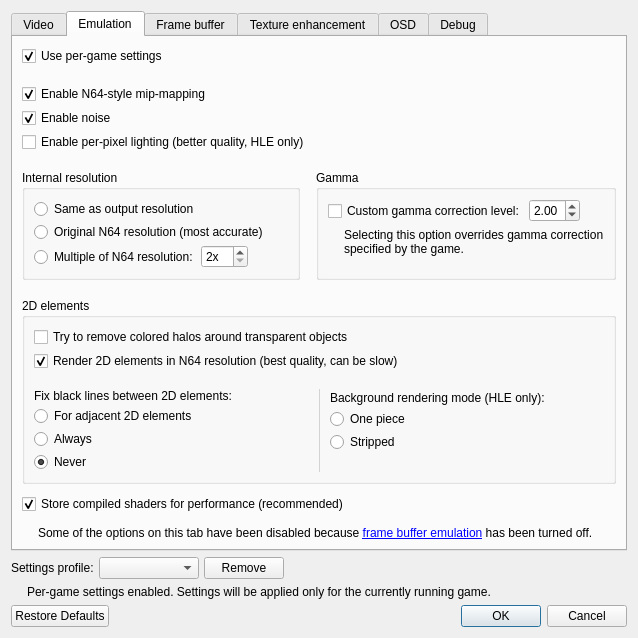
The window that src/GLideNUI/configDialog.ui (gonetz/GLideN64) describes before a commit, drawn with Qt 5.
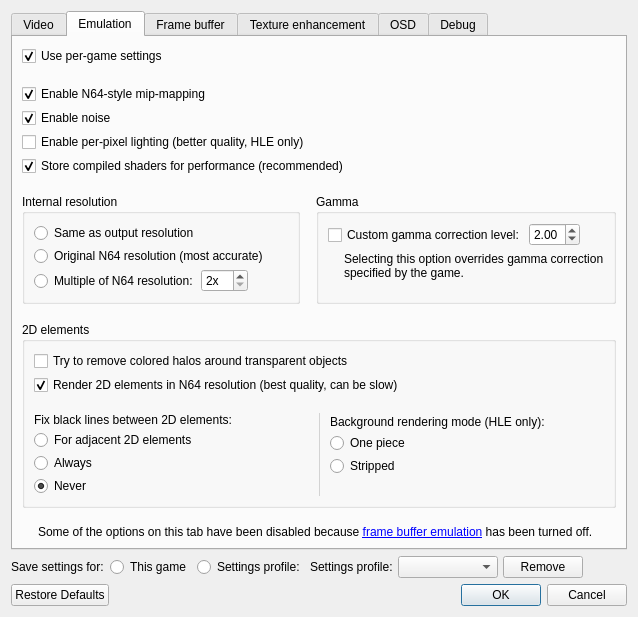
The same window after the commit. The open tabs and pages were chosen to show the change. Icons and pictures are not drawn.

Commit message:
UI refresh: option to save settings to profile while per-game settings enabled
Also letting Qt decide how tall the window should be.

The edit to the form file:
```diff
--- a/src/GLideNUI/configDialog.ui
+++ b/src/GLideNUI/configDialog.ui
@@ -29,17 +29,8 @@
    </property>
    <item>
     <widget class="QTabWidget" name="tabWidget">
-     <property name="sizePolicy">
-      <sizepolicy hsizetype="Expanding" vsizetype="Preferred">
-       <horstretch>0</horstretch>
-       <verstretch>0</verstretch>
-      </sizepolicy>
-     </property>
-     <property name="minimumSize">
-      <size>
-       <width>0</width>
-       <height>530</height>
-      </size>
+     <property name="currentIndex">
+      <number>1</number>
      </property>
      <property name="usesScrollButtons">
       <bool>false</bool>
@@ -1162,6 +1153,19 @@
               </property>
              </widget>
             </item>
+            <item>
+             <widget class="QCheckBox" name="enableShadersStorageCheckBox">
+              <property name="toolTip">
+               <string>&lt;html&gt;&lt;head/&gt;&lt;body&gt;&lt;p&gt;Use persistent storage for compiled shader programs.&lt;br/&gt;Each game uses a set of combiners. A combiner is an equation that defines how to build output color from various color inputs. GLideN64 translates shaders, and compiles shader programs on the fly. Shaders are large and complex. If the game uses several new combiners, compiling new shaders will take time and result in stuttering. When this option is checked, these shaders are saved so they're not recompiled the next time you run the game.&lt;/p&gt;&lt;p&gt;[Recommended: &lt;span style=&quot; font-style:italic;&quot;&gt;Checked&lt;/span&gt;]&lt;/p&gt;&lt;/body&gt;&lt;/html&gt;</string>
+              </property>
+              <property name="text">
+               <string>Store compiled shaders for performance (recommended)</string>
+              </property>
+              <property name="checked">
+               <bool>true</bool>
+              </property>
+             </widget>
+            </item>
            </layout>
           </widget>
          </item>
@@ -1596,19 +1600,6 @@
          </item>
         </layout>
        </item>
-       <item>
-        <widget class="QCheckBox" name="enableShadersStorageCheckBox">
-         <property name="toolTip">
-          <string>&lt;html&gt;&lt;head/&gt;&lt;body&gt;&lt;p&gt;Use persistent storage for compiled shader programs.&lt;br/&gt;Each game uses a set of combiners. A combiner is an equation that defines how to build output color from various color inputs. GLideN64 translates shaders, and compiles shader programs on the fly. Shaders are large and complex. If the game uses several new combiners, compiling new shaders will take time and result in stuttering. When this option is checked, these shaders are saved so they're not recompiled the next time you run the game.&lt;/p&gt;&lt;p&gt;[Recommended: &lt;span style=&quot; font-style:italic;&quot;&gt;Checked&lt;/span&gt;]&lt;/p&gt;&lt;/body&gt;&lt;/html&gt;</string>
-         </property>
-         <property name="text">
-          <string>Store compiled shaders for performance (recommended)</string>
-         </property>
-         <property name="checked">
-          <bool>true</bool>
-         </property>
-        </widget>
-       </item>
        <item>
         <spacer name="verticalSpacer_2">
          <property name="orientation">
@@ -3567,6 +3558,45 @@
       <property name="bottomMargin">
        <number>0</number>
       </property>
+      <item>
+       <widget class="QFrame" name="settingsDestFrame">
+        <layout class="QGridLayout" name="gridLayout_5">
+         <property name="leftMargin">
+          <number>0</number>
+         </property>
+         <property name="topMargin">
+          <number>0</number>
+         </property>
+         <property name="rightMargin">
+          <number>0</number>
+         </property>
+         <property name="bottomMargin">
+          <number>0</number>
+         </property>
+         <item row="0" column="1">
+          <widget class="QRadioButton" name="settingsDestGameRadioButton">
+           <property name="text">
+            <string>This game</string>
+           </property>
+          </widget>
+         </item>
+         <item row="0" column="0">
+          <widget class="QLabel" name="label">
+           <property name="text">
+            <string>Save settings for:</string>
+           </property>
+          </widget>
+         </item>
+         <item row="0" column="2">
+          <widget class="QRadioButton" name="settingsDestProfileRadioButton">
+           <property name="text">
+            <string>Settings profile:</string>
+           </property>
+          </widget>
+         </item>
+        </layout>
+       </widget>
+      </item>
       <item>
        <widget class="QLabel" name="profilesLabel">
         <property name="text">
@@ -3607,53 +3637,6 @@
      </layout>
     </widget>
    </item>
-   <item>
-    <widget class="QFrame" name="customSettingsWarningFrame">
-     <layout class="QHBoxLayout" name="customSettingsWarningLayout">
-      <property name="spacing">
-       <number>9</number>
-      </property>
-      <property name="leftMargin">
-       <number>0</number>
-      </property>
-      <property name="topMargin">
-       <number>0</number>
-      </property>
-      <property name="rightMargin">
-       <number>0</number>
-      </property>
-      <property name="bottomMargin">
-       <number>0</number>
-      </property>
-      <item>
-       <widget class="QLabel" name="customSettingsWarningIcon">
-        <property name="sizePolicy">
-         <sizepolicy hsizetype="Fixed" vsizetype="Preferred">
-          <horstretch>0</horstretch>
-          <verstretch>0</verstretch>
-         </sizepolicy>
-        </property>
-        <property name="text">
-         <string notr="true"/>
-        </property>
-        <property name="pixmap">
-         <pixmap resource="icon.qrc">:/Info.ico</pixmap>
-        </property>
-       </widget>
-      </item>
-      <item>
-       <widget class="QLabel" name="customSettingsWarningLabel">
-        <property name="text">
-         <string>Per-game settings enabled. Settings will be applied only for the currently running game.</string>
-        </property>
-        <property name="wordWrap">
-         <bool>true</bool>
-        </property>
-       </widget>
-      </item>
-     </layout>
-    </widget>
-   </item>
    <item>
     <widget class="QDialogButtonBox" name="buttonBox">
      <property name="standardButtons">
```
The commit also changes 2 other files.
